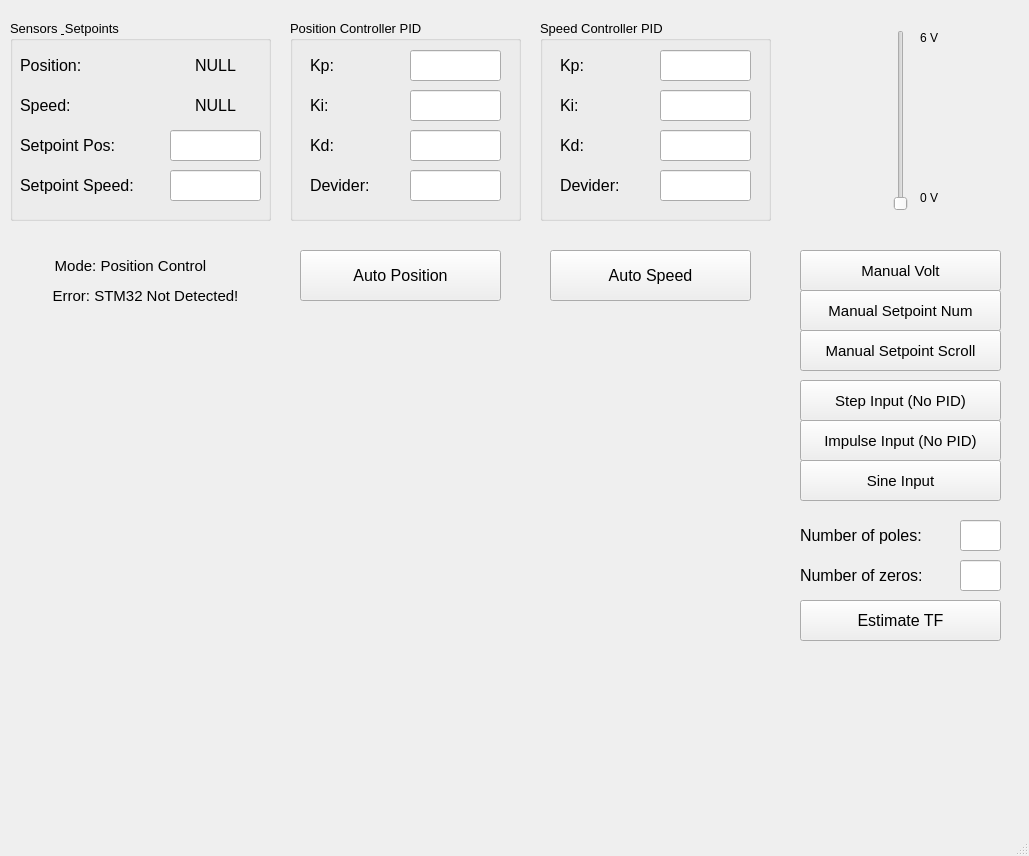
Before: the Qt Designer form Form.ui in alient12/DC_Motor_PID_Controller, drawn with Qt 5.
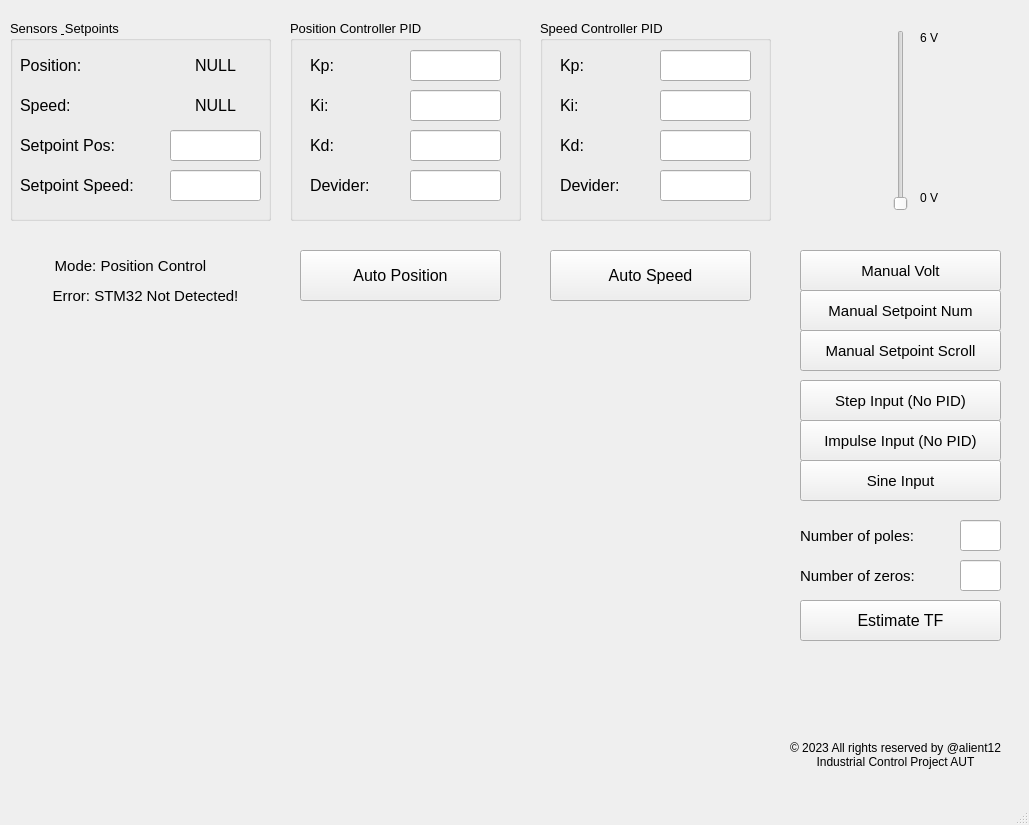
After: the same form once the commit is applied.

The edit to the form file:
```diff
--- a/Form.ui
+++ b/Form.ui
@@ -7,12 +7,15 @@
     <x>0</x>
     <y>0</y>
     <width>1029</width>
-    <height>856</height>
+    <height>825</height>
    </rect>
   </property>
   <property name="windowTitle">
    <string>Motor Controller</string>
   </property>
+  <property name="styleSheet">
+   <string notr="true"/>
+  </property>
   <widget class="QWidget" name="centralwidget">
    <widget class="QPushButton" name="step_button">
     <property name="geometry">
@@ -621,13 +624,13 @@
      <rect>
       <x>800</x>
       <y>520</y>
-      <width>171</width>
+      <width>141</width>
       <height>31</height>
      </rect>
     </property>
     <property name="font">
      <font>
-      <pointsize>12</pointsize>
+      <pointsize>11</pointsize>
      </font>
     </property>
     <property name="text">
@@ -669,13 +672,13 @@
      <rect>
       <x>800</x>
       <y>560</y>
-      <width>171</width>
+      <width>141</width>
       <height>31</height>
      </rect>
     </property>
     <property name="font">
      <font>
-      <pointsize>12</pointsize>
+      <pointsize>11</pointsize>
      </font>
     </property>
     <property name="text">
@@ -803,6 +806,44 @@
      <set>Qt::AlignCenter</set>
     </property>
    </widget>
+   <widget class="QLabel" name="label">
+    <property name="geometry">
+     <rect>
+      <x>780</x>
+      <y>729</y>
+      <width>231</width>
+      <height>51</height>
+     </rect>
+    </property>
+    <property name="text">
+     <string>© 2023 All rights reserved by @alient12
+Industrial Control Project AUT</string>
+    </property>
+    <property name="alignment">
+     <set>Qt::AlignCenter</set>
+    </property>
+   </widget>
+   <widget class="QLabel" name="message_label">
+    <property name="geometry">
+     <rect>
+      <x>770</x>
+      <y>640</y>
+      <width>261</width>
+      <height>91</height>
+     </rect>
+    </property>
+    <property name="font">
+     <font>
+      <pointsize>9</pointsize>
+     </font>
+    </property>
+    <property name="text">
+     <string/>
+    </property>
+    <property name="alignment">
+     <set>Qt::AlignCenter</set>
+    </property>
+   </widget>
   </widget>
   <widget class="QMenuBar" name="menubar">
    <property name="geometry">
```
